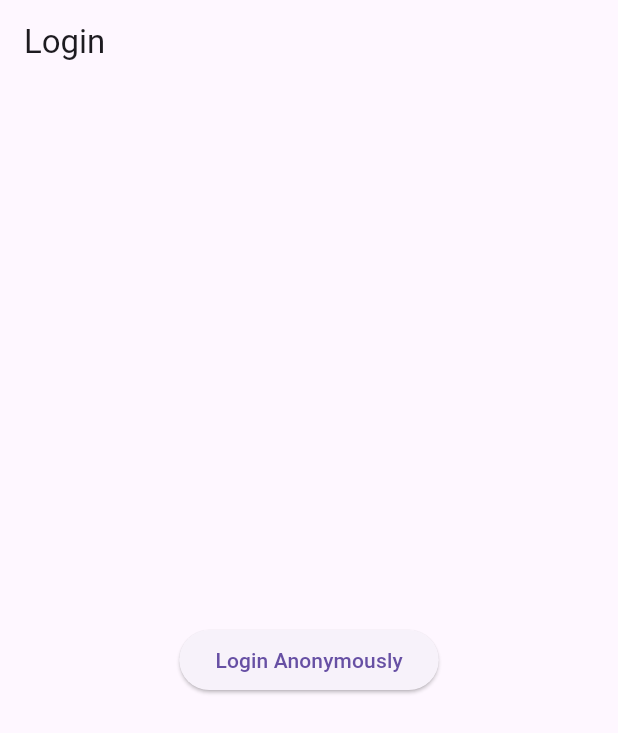
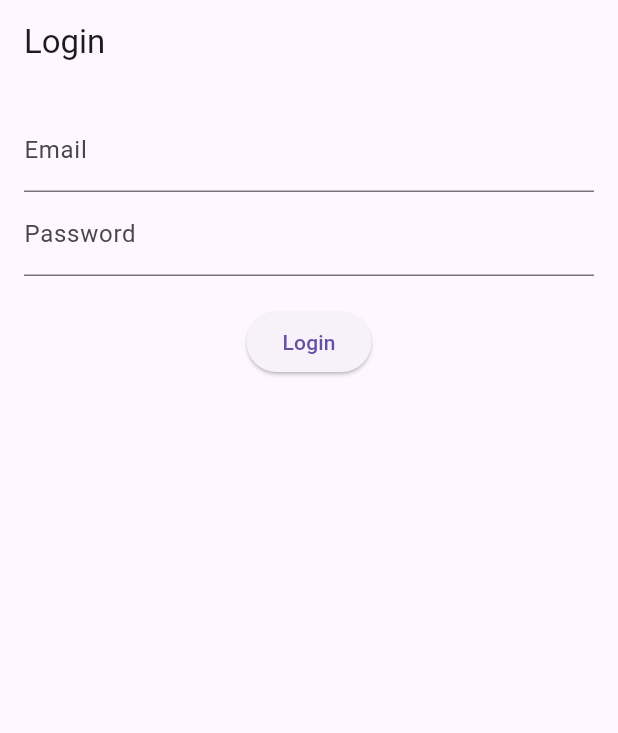
Before and after one commit to ATOROYO/food_delivery_app, a Flutter app: the screen it shows after launch, on a phone screen of 412 x 824 dp. Shown: the top 733 px of the screen. Run offline on Flutter 3.47's test engine with Material 3 defaults, Android fonts, the phone set to English and light mode, and no system bars; our stand-ins replace cloud_firestore, firebase_auth, firebase_core, logger; accounts and stored records are empty.

Commit message:
Fixed some bugs

```diff
--- a/lib/screens/login_screen.dart
+++ b/lib/screens/login_screen.dart
@@ -1,21 +1,41 @@
 import 'package:flutter/material.dart';
 import 'package:firebase_auth/firebase_auth.dart';
-import 'home_screen.dart';
+import 'package:logger/logger.dart';
 
-class LoginScreen extends StatelessWidget {
-  final _auth = FirebaseAuth.instance;
+class LoginScreen extends StatefulWidget {
+  // const LoginScreen({Key? key}) : super(key: key);
+  const LoginScreen({super.key});
 
-  Future<void> _signIn(BuildContext context) async {
+  @override
+  LoginScreenState createState() => LoginScreenState();
+}
+
+class LoginScreenState extends State<LoginScreen> {
+  final TextEditingController _emailController = TextEditingController();
+  final TextEditingController _passwordController = TextEditingController();
+  final FirebaseAuth _auth = FirebaseAuth.instance;
+  final Logger _logger = Logger(); // Create a logger instance
+
+  Future<void> _login() async {
+    final email = _emailController.text.trim();
+    final password = _passwordController.text.trim();
+
     try {
-      await _auth.signInAnonymously();
-      Navigator.pushReplacement(
-        context,
-        MaterialPageRoute(builder: (context) => HomeScreen()),
+      await _auth.signInWithEmailAndPassword(email: email, password: password);
+
+      if (!mounted) return; // Ensure the widget is still active
+      ScaffoldMessenger.of(context).showSnackBar(
+        const SnackBar(content: Text('Login successful!')),
       );
+
+      Navigator.pushReplacementNamed(
+          context, '/home'); // Navigate to home screen
     } catch (e) {
-      print(e);
+      _logger.e('Login failed', e); // Log the error
+
+      if (!mounted) return; // Ensure the widget is still active
       ScaffoldMessenger.of(context).showSnackBar(
-        SnackBar(content: Text('Login failed. Please try again.')),
+        const SnackBar(content: Text('Login failed. Please try again.')),
       );
     }
   }
@@ -23,11 +43,26 @@ class LoginScreen extends StatelessWidget {
   @override
   Widget build(BuildContext context) {
     return Scaffold(
-      appBar: AppBar(title: Text('Login')),
-      body: Center(
-        child: ElevatedButton(
-          onPressed: () => _signIn(context),
-          child: Text('Login Anonymously'),
+      appBar: AppBar(title: const Text('Login')),
+      body: Padding(
+        padding: const EdgeInsets.all(16.0),
+        child: Column(
+          children: [
+            TextField(
+              controller: _emailController,
+              decoration: const InputDecoration(labelText: 'Email'),
+            ),
+            TextField(
+              controller: _passwordController,
+              decoration: const InputDecoration(labelText: 'Password'),
+              obscureText: true,
+            ),
+            const SizedBox(height: 20),
+            ElevatedButton(
+              onPressed: _login,
+              child: const Text('Login'),
+            ),
+          ],
         ),
       ),
     );
--- a/pubspec.yaml
+++ b/pubspec.yaml
@@ -36,6 +36,7 @@ dependencies:
   provider: ^5.0.0
   shared_preferences: ^2.3.1
   js: ^0.6.7
+  logger: ^1.2.2
 
   # The following adds the Cupertino Icons font to your application.
   # Use with the CupertinoIcons class for iOS style icons.
```
Also changed, not shown: lib/screens/cart_screen.dart (+33 -23 lines), lib/screens/home_screen.dart (+9 -5 lines), pubspec.lock.
